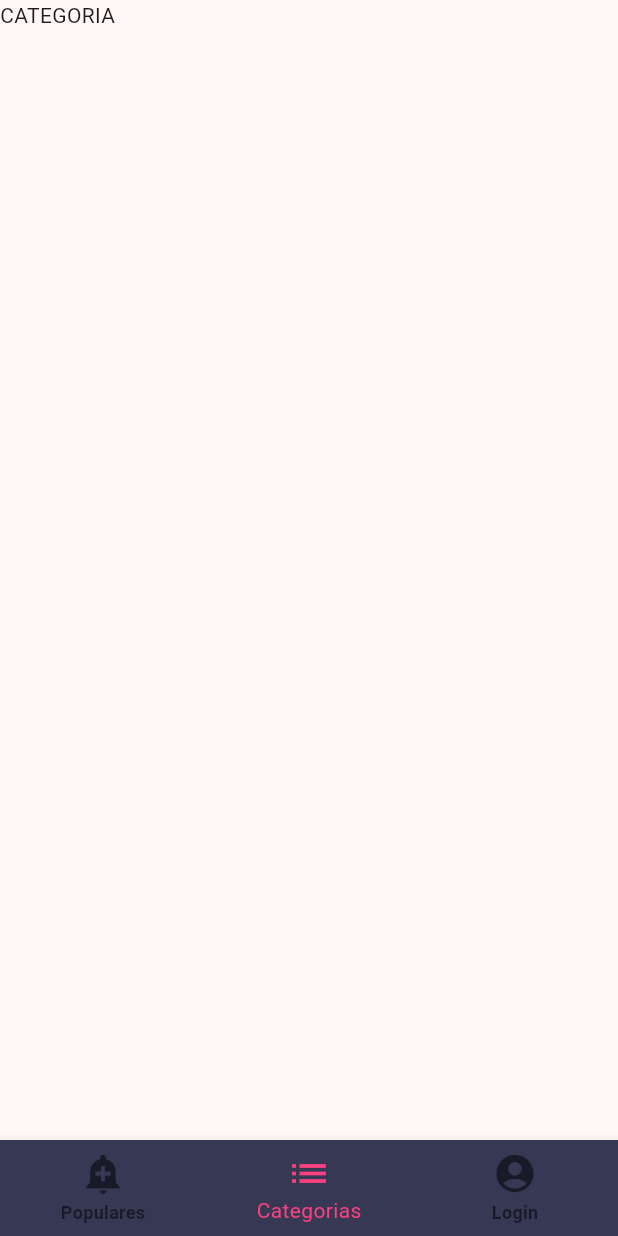
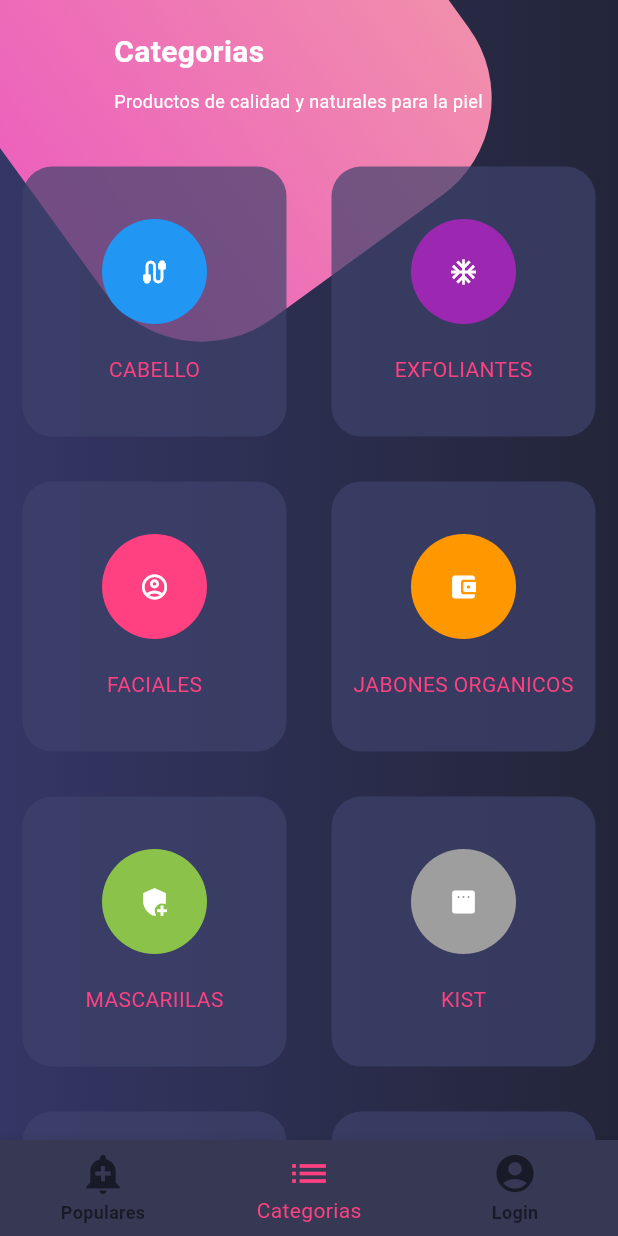
Before and after one commit to JuniorChistemas/sumaqwarmi, a Flutter app: the screen it shows after launch, item 2 of the bottom bar chosen, on a phone screen of 412 x 824 dp. Run offline on Flutter 3.47's test engine with Material 3 defaults, Android fonts, the phone set to English and light mode, and no system bars; our stand-ins replace card_swiper.

```diff
--- a/lib/main.dart
+++ b/lib/main.dart
@@ -1,5 +1,6 @@
 import 'package:flutter/material.dart';
 import 'package:flutter/services.dart';
+import 'package:sumaqwarmi2/src/bloc/provider.dart';
 import 'package:sumaqwarmi2/src/pages/menu.dart';
 void main() {
   runApp(const MyApp());
@@ -10,7 +11,8 @@ class MyApp extends StatelessWidget {
   Widget build(BuildContext context) {
     //diseño para la parte superior del aplicativo, se adapta al aplicativo
     SystemChrome.setSystemUIOverlayStyle(SystemUiOverlayStyle.light.copyWith(statusBarColor: const Color.fromRGBO(55, 57, 84, 1.0)));
-    return MaterialApp(
+    return Provider(
+      child:  MaterialApp(
         debugShowCheckedModeBanner: false,
         title: 'SUMAQ WARMI',
         theme: ThemeData(
@@ -21,6 +23,7 @@ class MyApp extends StatelessWidget {
         routes: {
           'menu' : (BuildContext context) => const Menu(),
         },
+      ),
     );
   }
 }
--- /dev/null
+++ b/lib/src/bloc/loginBloc.dart
@@ -0,0 +1,20 @@
+import 'dart:async';
+
+import 'package:sumaqwarmi2/src/bloc/validador.dart';
+class LoginBloc with Validador{
+  final _emailController = StreamController<String>.broadcast();
+  final _passwordController = StreamController<String>.broadcast();
+
+  Stream<String> get emailStream => _emailController.stream.transform(validarGmail);
+  Stream<String> get passwordStream => _passwordController.stream.transform(validadPassword);
+
+  //insertar valores
+
+  Function(String) get changeGmail => _emailController.sink.add;
+  Function(String) get changePassword =>_passwordController.sink.add;
+
+  dispose(){
+    _emailController.close();
+    _passwordController.close();
+  }
+}
--- /dev/null
+++ b/lib/src/bloc/provider.dart
@@ -0,0 +1,18 @@
+import 'package:flutter/material.dart';
+import 'package:sumaqwarmi2/src/bloc/loginBloc.dart';
+export 'package:sumaqwarmi2/src/bloc/loginBloc.dart';
+class Provider extends InheritedWidget{
+  //instancia para la clase LoginBloc
+  final loginBloc = LoginBloc();
+  Provider({Key? key,required Widget child})
+    : super(key: key,child: child);
+  @override
+  bool updateShouldNotify(InheritedWidget oldWidget) {
+    return true;
+  }
+  static LoginBloc of(BuildContext context){
+    print('entre aqui en la funcion');
+    return (context.dependOnInheritedWidgetOfExactType<Provider>() as Provider).loginBloc;
+  }
+
+}
--- a/lib/src/pages/categoria.dart
+++ b/lib/src/pages/categoria.dart
@@ -1,10 +1,99 @@
 import 'package:flutter/material.dart';
+import 'package:sumaqwarmi2/src/widgets/fondo.dart';
 
-class Categoria extends StatelessWidget {
+class Categoria extends StatefulWidget {
   const Categoria({super.key});
 
   @override
+  State<Categoria> createState() => _CategoriaState();
+}
+
+class _CategoriaState extends State<Categoria> {
+  @override
   Widget build(BuildContext context) {
-    return const Text('CATEGORIA');
+    return Scaffold(
+      body: Stack(
+        children:<Widget> [
+          const FondoApp(),
+          SingleChildScrollView(
+            child: Column(
+              children:<Widget> [
+                _titulos(),
+                _botonesRedondeados(),
+              ],
+            ),
+          ),
+        ],
+      ),
+    );
+  }
+  Widget _titulos(){
+    return SafeArea(
+        child: Container(
+          width: 300,
+          padding: const EdgeInsets.all(20.0),
+          child: const Column(
+            crossAxisAlignment: CrossAxisAlignment.start,
+            children:<Widget> [
+              Text('Categorias',style: TextStyle(color: Colors.white,fontSize: 20.0,fontWeight: FontWeight.bold)),
+              SizedBox(height: 10.0,),
+              Text('Productos de calidad y naturales para la piel',style: TextStyle(color: Colors.white,fontSize: 12.0))
+            ],
+          ),
+        )
+    );
+  }
+  Widget _crearBoton(Color color,IconData icono,String texto){
+    return Container(
+      height: 180.0,
+      margin: EdgeInsets.all(15.0),
+      decoration: BoxDecoration(
+          color: Color.fromRGBO(62, 66, 107, 0.7),
+          borderRadius: BorderRadius.circular(20.0)
+      ),
+      child: Column(
+        mainAxisAlignment: MainAxisAlignment.spaceAround,
+        children:<Widget> [
+          SizedBox(height: 5.0,),
+          CircleAvatar(
+            backgroundColor: color,
+            radius: 35.0,
+            child: Icon(icono,color: Colors.white,size: 20,),
+          ),
+          Text(texto,style: TextStyle(color: Colors.pinkAccent),),
+          SizedBox(height: 5.0,),
+        ],
+      ),
+    );
+  }
+  Widget _botonesRedondeados(){
+    return Table(
+      children:<TableRow> [
+        TableRow(
+            children:<Widget> [
+              _crearBoton(Colors.blue,Icons.cable,'CABELLO'),
+              _crearBoton(Colors.purple,Icons.ac_unit_sharp,'EXFOLIANTES'),
+            ]
+        ),
+        TableRow(
+            children:<Widget> [
+              _crearBoton(Colors.pinkAccent,Icons.account_circle_outlined,'FACIALES'),
+              _crearBoton(Colors.orange,Icons.account_balance_wallet_rounded,'JABONES ORGANICOS'),
+            ]
+        ),
+        TableRow(
+            children:<Widget> [
+              _crearBoton(Colors.lightGreen,Icons.add_moderator,'MASCARIILAS'),
+              _crearBoton(Colors.grey,Icons.padding_rounded,'KIST'),
+            ]
+        ),
+        TableRow(
+            children:<Widget> [
+              _crearBoton(Colors.cyan,Icons.add_circle,'TONICO FACIAL'),
+              _crearBoton(Colors.teal,Icons.production_quantity_limits_outlined,'OTROS PRODUCTOS'),
+            ]
+        ),
+      ],
+    );
   }
 }
--- /dev/null
+++ b/lib/src/widgets/fondo.dart
@@ -0,0 +1,51 @@
+import 'dart:math';
+
+import 'package:flutter/material.dart';
+
+class FondoApp extends StatelessWidget {
+  const FondoApp({super.key});
+
+  @override
+  Widget build(BuildContext context) {
+    return _fondoApp();
+  }
+  Widget _fondoApp(){
+    final gradiente = Container(
+      width: double.infinity,
+      height: double.infinity,
+      decoration: const BoxDecoration(
+          gradient: LinearGradient(
+            colors:<Color> [
+              Color.fromRGBO(52, 54, 101, 1.0),
+              Color.fromRGBO(35, 37, 57, 1.0),
+            ],
+          )
+      ),
+    );
+    final caja = Transform.rotate(
+        angle: -pi/5.0,
+        child: Container(
+          height: 300.0,
+          width: 300.0,
+          decoration: BoxDecoration(
+              borderRadius: BorderRadius.circular(80.0),
+              gradient: const LinearGradient(
+                  colors: [
+                    Color.fromRGBO(236, 98, 188, 1.0),
+                    Color.fromRGBO(241, 142, 172, 1.0),
+                  ]
+              )
+          ),
+        )
+    );
+    return Stack(
+      children:<Widget> [
+        gradiente,
+        Positioned(
+          child: caja,
+          top: -100,
+        ),
+      ],
+    );
+  }
+}
```
Also changed, not shown: lib/src/bloc/validador.dart (added, +25 -0 lines), lib/src/pages/login.dart (+36 -12 lines), lib/src/pages/popular.dart (+41 -1 lines). Lines whose indentation alone changed are shown as unchanged.
